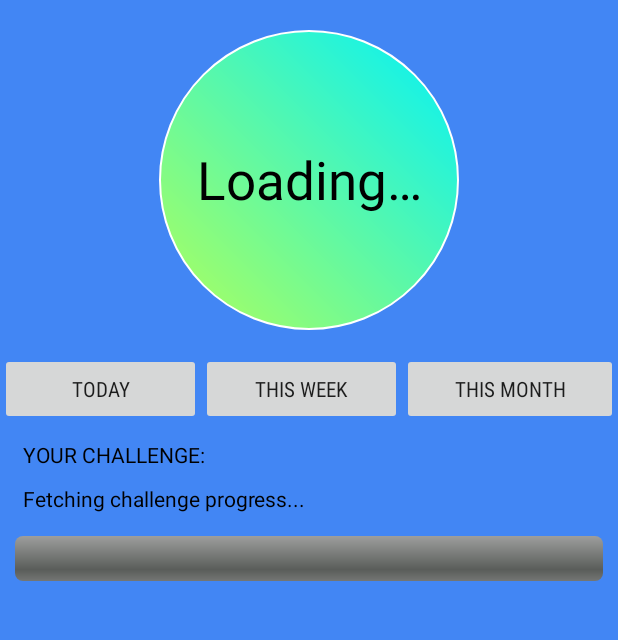
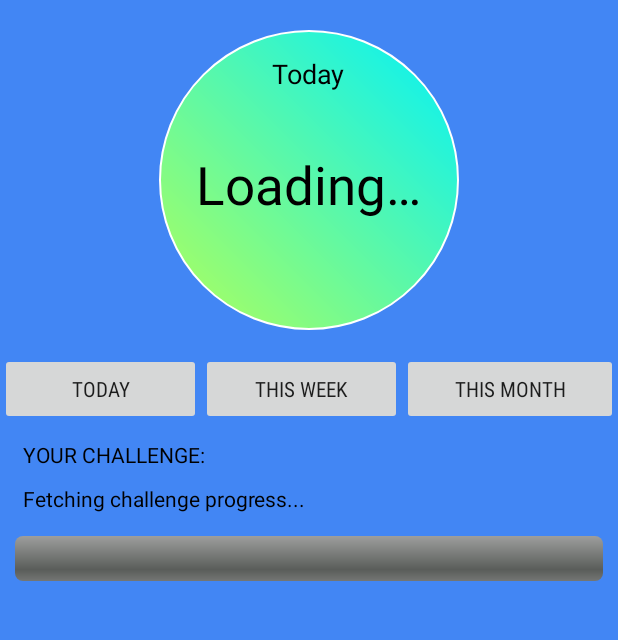
Before and after one commit to yiannisEfth/GitFit, an Android app: the HomeFragment screen opened directly, with no data from a screen before it, on a phone screen of 412 x 824 dp, the part 84-724 px from its top. Run offline under Robolectric (Android 15) with nearby library versions, the light colour scheme and no system bars.

Commit message:
Added local database
Will use this class to store user stats over time

```diff
--- /dev/null
+++ b/app/src/main/java/com2027/killaz/kalorie/gitfit/DatabaseHelper.java
@@ -0,0 +1,126 @@
+package com2027.killaz.kalorie.gitfit;
+
+import android.content.ContentValues;
+import android.content.Context;
+import android.database.Cursor;
+import android.database.sqlite.SQLiteDatabase;
+import android.database.sqlite.SQLiteOpenHelper;
+
+/**
+ * Created by Chris on 03/03/2019.
+ */
+
+public class DatabaseHelper extends SQLiteOpenHelper {
+
+    private static DatabaseHelper instance;
+    private static final int DATABASE_VERSION = 1;
+    private static final String DATABASE_NAME = "GitFitDB.db";
+
+    private static final String TABLE_NAME = "user_record";
+    private static final String COLUMN_DATE = "date";
+    private static final String COLUMN_STEPS = "steps";
+
+    /**
+     * Private constructor.
+     *
+     * @param context The application context.
+     */
+    private DatabaseHelper(Context context) {
+        super(context, DATABASE_NAME, null, DATABASE_VERSION);
+    }
+
+    /**
+     * A method to get the instance of the DatabaseHelper.
+     *
+     * @param context The application context.
+     * @return The helper instance.
+     */
+    public static synchronized DatabaseHelper getInstance(Context context) {
+        if (instance == null) {
+            instance = new DatabaseHelper(context);
+        }
+        return instance;
+    }
+
+    /**
+     * A method when the database is created.
+     *
+     * @param sqLiteDatabase The database.
+     */
+    @Override
+    public void onCreate(SQLiteDatabase sqLiteDatabase) {
+        createDatabase(sqLiteDatabase);
+    }
+
+    /**
+     * A method called when the database is upgraded.
+     *
+     * @param db The database.
+     * @param oldVersion The old database version number.
+     * @param newVersion The new database version number.
+     */
+    @Override
+    public void onUpgrade(SQLiteDatabase db, int oldVersion, int newVersion) {
+        db.execSQL("DROP TABLE IF EXISTS " + TABLE_NAME);
+        createDatabase(db);
+    }
+
+    /**
+     * A method called to set up the database table(s).
+     *
+     * @param sqLiteDatabase
+     */
+    public void createDatabase(SQLiteDatabase sqLiteDatabase) {
+        String SQL_CREATE_TABLE = "CREATE TABLE " + TABLE_NAME + "(" +
+                COLUMN_DATE + " VARCHAR(10) PRIMARY KEY, " +
+                COLUMN_STEPS + " INTEGER)";
+
+        sqLiteDatabase.execSQL(SQL_CREATE_TABLE);
+    }
+
+    /**
+     * A method to insert a new daily record into the db.
+     *
+     * @param date The record date.
+     * @param steps The number of steps completed.
+     */
+    public void newRecord(String date, int steps) {
+        SQLiteDatabase db = this.getWritableDatabase();
+
+        ContentValues values = new ContentValues();
+        values.put(COLUMN_DATE, date);
+        values.put(COLUMN_STEPS, steps);
+
+        long newID = db.insert(TABLE_NAME, null, values);
+    }
+
+    /**
+     * A method to delete a daily record from the db.
+     *
+     * @param date The record date.
+     */
+    public void deleteRecord(String date) {
+        SQLiteDatabase db = this.getWritableDatabase();
+
+        String where = COLUMN_DATE + " = ?";
+        String[] dateArr = new String[]{date};
+
+        db.delete(TABLE_NAME, where, dateArr);
+    }
+
+    /**
+     * A method to get the steps taken on a particular date.
+     *
+     * @param date The date to get the steps taken from.
+     * @return The steps taken.
+     */
+    public int getSteps(String date) {
+        SQLiteDatabase db = this.getReadableDatabase();
+        String query = "SELECT * FROM " + TABLE_NAME +
+                "WHERE " + COLUMN_DATE + " = ?";
+
+        Cursor cursor = db.rawQuery(query, new String[]{date});
+
+        return cursor.getInt(cursor.getColumnIndex(COLUMN_STEPS));
+    }
+}
--- a/app/src/main/java/com2027/killaz/kalorie/gitfit/HomeFragment.java
+++ b/app/src/main/java/com2027/killaz/kalorie/gitfit/HomeFragment.java
@@ -21,12 +21,20 @@ import android.widget.Toast;
 
 import org.w3c.dom.Text;
 
+import java.text.DateFormat;
+import java.text.SimpleDateFormat;
+import java.util.Calendar;
+import java.util.Date;
+import java.util.Locale;
+
 public class HomeFragment extends Fragment {
 
     private TextView stepText;
+    private TextView timeText;
     private TextView challengeStepsText;
     private ProgressBar challengeBar;
     private StepBroadcastReceiver br;
+    private DatabaseHelper dbHelper;
 
     @Nullable
     @Override
@@ -36,13 +44,45 @@ public class HomeFragment extends Fragment {
 
     @Override
     public void onViewCreated(View view, @Nullable Bundle savedInstanceState) {
-        Button btn1 = (Button) getView().findViewById(R.id.homeBtn1);
-        Button btn2 = (Button) getView().findViewById(R.id.homeBtn2);
-        Button btn3 = (Button) getView().findViewById(R.id.homeBtn3);
+        final Button todayBtn = (Button) getView().findViewById(R.id.homeBtn1);
+        final Button thisWeekBtn = (Button) getView().findViewById(R.id.homeBtn2);
+        final Button thisMonthBtn = (Button) getView().findViewById(R.id.homeBtn3);
         stepText = (TextView) getView().findViewById(R.id.stepTextView);
+        timeText = (TextView) getView().findViewById(R.id.timeTextView);
         challengeBar = (ProgressBar) getView().findViewById(R.id.challenge_bar);
         challengeStepsText = (TextView) getView().findViewById(R.id.challengeStepsText);
+
         br = new StepBroadcastReceiver();
+        dbHelper = DatabaseHelper.getInstance(getContext());
+        //todayBtn.setBackgroundColor(Color.GREEN);
+
+        todayBtn.setOnClickListener(new View.OnClickListener() {
+            @Override
+            public void onClick(View v) {
+                Date currentDate = Calendar.getInstance().getTime();
+                DateFormat dateFormat = new SimpleDateFormat("yyyy-mm-dd", Locale.UK);
+                String dateString = dateFormat.format(currentDate);
+
+                int steps = dbHelper.getSteps(dateString);
+                stepText.setText(String.valueOf(steps));
+                timeText.setText(R.string.today);
+                //todayBtn.setBackgroundColor(Color.GREEN);
+            }
+        });
+
+        thisWeekBtn.setOnClickListener(new View.OnClickListener() {
+            @Override
+            public void onClick(View v) {
+                // TODO
+            }
+        });
+
+        thisMonthBtn.setOnClickListener(new View.OnClickListener() {
+            @Override
+            public void onClick(View v) {
+                // TODO
+            }
+        });
     }
 
     /**
--- a/app/src/main/res/layout/home_fragment.xml
+++ b/app/src/main/res/layout/home_fragment.xml
@@ -12,23 +12,43 @@
         android:layout_gravity="center_horizontal"
         android:layout_centerHorizontal="true"
         android:layout_marginTop="20dp"
+        android:contentDescription="@string/circle_content_desc"
         android:background="@drawable/circle">
     </ImageView>
 
-    <TextView
-        android:id="@+id/stepTextView"
+    <LinearLayout
+        android:id="@+id/circleLinLay"
         android:layout_width="wrap_content"
         android:layout_height="wrap_content"
-        android:layout_margin="1dp"
-        android:gravity="center"
-        android:contentDescription="@string/circle_content_desc"
-        android:layout_alignLeft="@+id/circle"
+        android:orientation="vertical"
+        android:layout_alignStart="@+id/circle"
         android:layout_alignTop="@+id/circle"
-        android:layout_alignRight="@+id/circle"
-        android:layout_alignBottom="@+id/circle"
-        android:text="@string/steps_loading"
-        android:textSize="35sp"
-        android:textColor="#000000" />
+        android:layout_alignEnd="@+id/circle"
+        android:layout_alignBottom="@+id/circle">
+
+        <TextView
+            android:id="@+id/timeTextView"
+            android:layout_width="wrap_content"
+            android:layout_height="wrap_content"
+            android:layout_margin="1dp"
+            android:paddingTop="15dp"
+            android:layout_gravity="center"
+            android:text="@string/today"
+            android:textSize="18sp"
+            android:textColor="#000000" />
+
+        <TextView
+            android:id="@+id/stepTextView"
+            android:layout_width="wrap_content"
+            android:layout_height="wrap_content"
+            android:layout_margin="1dp"
+            android:paddingTop="35dp"
+            android:layout_gravity="center"
+            android:text="@string/steps_loading"
+            android:textSize="35sp"
+            android:textColor="#000000" />
+
+    </LinearLayout>
 
     <LinearLayout
         android:id="@+id/homeLinLayout"
@@ -36,7 +56,7 @@
         android:layout_height="wrap_content"
         android:orientation="horizontal"
         android:layout_marginTop="15dp"
-        android:layout_below="@+id/stepTextView">
+        android:layout_below="@+id/circleLinLay">
 
         <Button
             android:id="@+id/homeBtn1"
--- a/app/src/main/res/values/strings.xml
+++ b/app/src/main/res/values/strings.xml
@@ -11,4 +11,5 @@
     <string name="button_2">This Week</string>
     <string name="button_3">This Month</string>
     <string name="fetching_challenge_progress">Fetching challenge progress...</string>
+    <string name="today">Today</string>
 </resources>
```
